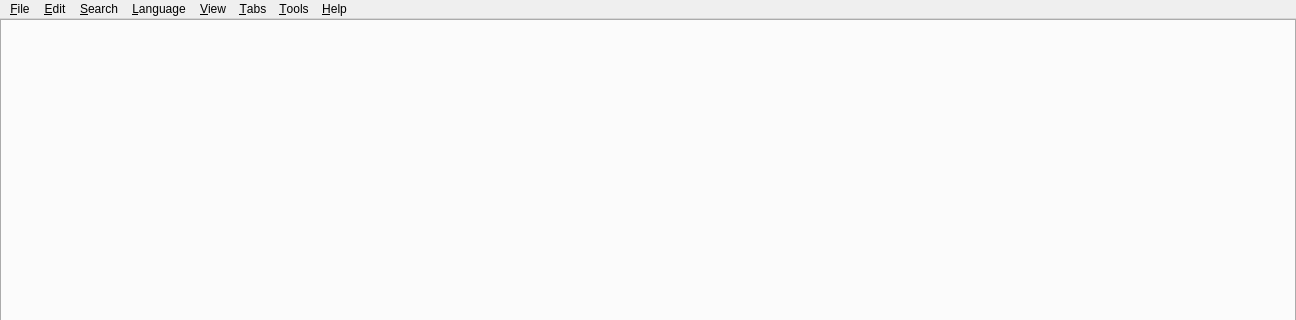
First picture: the form in src/gui/dialogs/formmain.ui, repository martinrotter/textosaurus, before the edit; both pictures show x 0 to 1296 and y 0 to 320 of the 1296 by 677 pixel window.
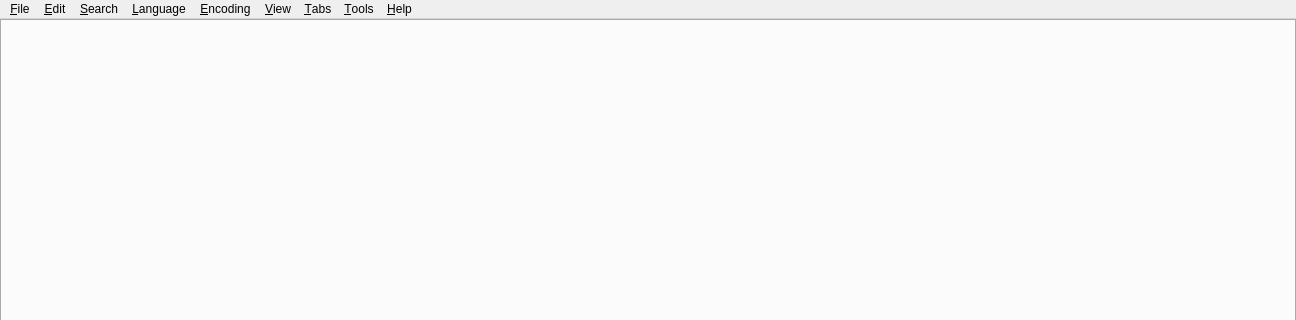
Second picture: the form after the edit. Custom widgets are drawn as their Qt base class.

Commit message: Rough switchable encoding, default to UTF-8 if input file is pure ASCII.

```diff
--- a/src/gui/dialogs/formmain.ui
+++ b/src/gui/dialogs/formmain.ui
@@ -51,7 +51,7 @@
      <x>0</x>
      <y>0</y>
      <width>1296</width>
-     <height>21</height>
+     <height>29</height>
     </rect>
    </property>
    <widget class="QMenu" name="m_menuFile">
@@ -180,10 +180,16 @@
      <string>&amp;Language</string>
     </property>
    </widget>
+   <widget class="QMenu" name="m_menuEncoding">
+    <property name="title">
+     <string>&amp;Encoding</string>
+    </property>
+   </widget>
    <addaction name="m_menuFile"/>
    <addaction name="m_menuEdit"/>
    <addaction name="m_menuSearch"/>
    <addaction name="m_menuLanguage"/>
+   <addaction name="m_menuEncoding"/>
    <addaction name="m_menuView"/>
    <addaction name="m_menuWebBrowserTabs"/>
    <addaction name="m_menuTools"/>
```
The commit also changes 7 other files.
